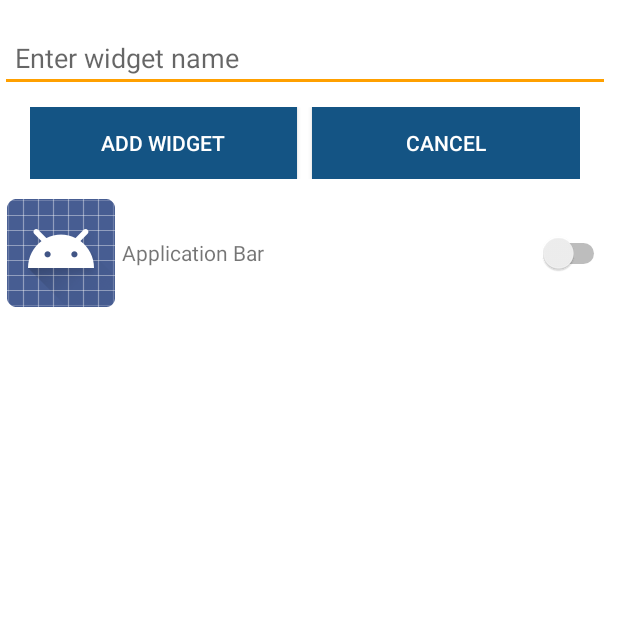
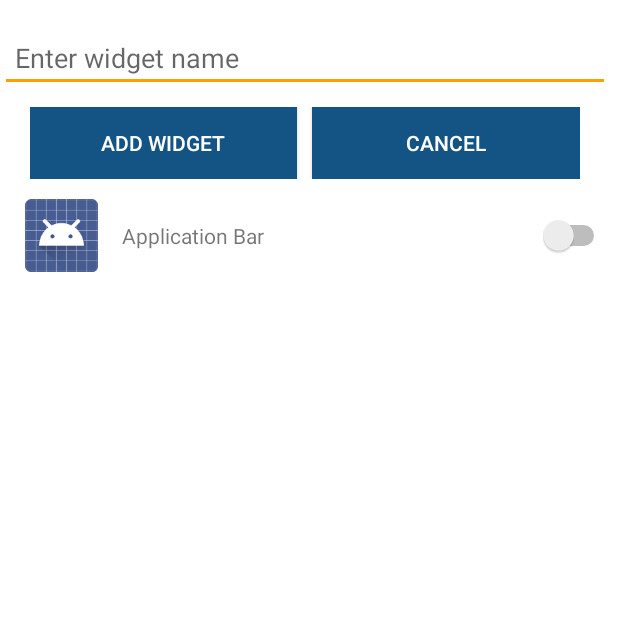
Before and after one commit to matocham/ApplicationBar, an Android app: the WidgetConfigurationActivity screen opened directly, with no data from a screen before it, on a phone screen of 412 x 824 dp, the top half of it. Run offline under Robolectric (Android 15) with nearby library versions, the phone set to English and light mode, and no system bars; libraries missing offline, so code that uses them is left out: org.codehaus.jackson; 3 statements that could not run were skipped.

Commit message:
Set image height to 55dp in widget to avoid big gaps between icons

```diff
--- a/ApplicationBar/app/src/main/java/com/appbar/matocham/applicationbar/widget/AppBarWidgetRemoteViewsFactory.java
+++ b/ApplicationBar/app/src/main/java/com/appbar/matocham/applicationbar/widget/AppBarWidgetRemoteViewsFactory.java
@@ -4,11 +4,13 @@ import android.appwidget.AppWidgetManager;
 import android.content.Context;
 import android.content.Intent;
 import android.content.pm.PackageManager;
+import android.content.res.Resources;
 import android.graphics.Bitmap;
 import android.graphics.Canvas;
 import android.graphics.drawable.BitmapDrawable;
 import android.graphics.drawable.Drawable;
 import android.os.Bundle;
+import android.util.DisplayMetrics;
 import android.util.Log;
 import android.widget.RemoteViews;
 import android.widget.RemoteViewsService;
@@ -79,7 +81,6 @@ public class AppBarWidgetRemoteViewsFactory implements RemoteViewsService.Remote
         RemoteViews item = new RemoteViews(context.getPackageName(), R.layout.widget_item);
         AppInfo appInfo = markedApps.get(position);
         item.setImageViewBitmap(R.id.app_icon_widget, drawableToBitmap(appInfo.getIcon()));
-
         Bundle extras = new Bundle();
         extras.putString(AppBarWidgetProvider.APP_ID, appInfo.getPackageName());
         extras.putInt(AppBarWidgetProvider.WIDGET_ID, widgetId);
@@ -144,4 +145,5 @@ public class AppBarWidgetRemoteViewsFactory implements RemoteViewsService.Remote
         Collections.sort(converted);
         return converted;
     }
+
 }
--- a/ApplicationBar/app/src/main/res/layout/app_item_layout_element.xml
+++ b/ApplicationBar/app/src/main/res/layout/app_item_layout_element.xml
@@ -7,9 +7,10 @@
     <ImageView
         android:id="@+id/app_icon"
         android:layout_width="0dp"
-        android:layout_height="wrap_content"
+        android:layout_height="55dp"
         android:padding="3dp"
         android:layout_weight="1"
+        android:scaleType="centerInside"
         android:contentDescription="Application icon"/>
     <TextView
         android:layout_width="0dp"
--- a/ApplicationBar/app/src/main/res/layout/widget_item.xml
+++ b/ApplicationBar/app/src/main/res/layout/widget_item.xml
@@ -2,7 +2,6 @@
 <ImageView xmlns:android="http://schemas.android.com/apk/res/android"
     android:id="@+id/app_icon_widget"
     android:layout_width="match_parent"
-    android:layout_height="wrap_content"
+    android:layout_height="55dp"
     android:contentDescription="Application icon"
-    android:padding="3dp"
     android:scaleType="centerInside" />
--- a/ApplicationBar/build.gradle
+++ b/ApplicationBar/build.gradle
@@ -5,7 +5,7 @@ buildscript {
         jcenter()
     }
     dependencies {
-        classpath 'com.android.tools.build:gradle:2.3.2'
+        classpath 'com.android.tools.build:gradle:2.3.3'
 
         // NOTE: Do not place your application dependencies here; they belong
         // in the individual module build.gradle files
```
Also changed, not shown: ApplicationBar/app/src/main/java/com/appbar/matocham/applicationbar/Utils.java (+28 -0 lines).
